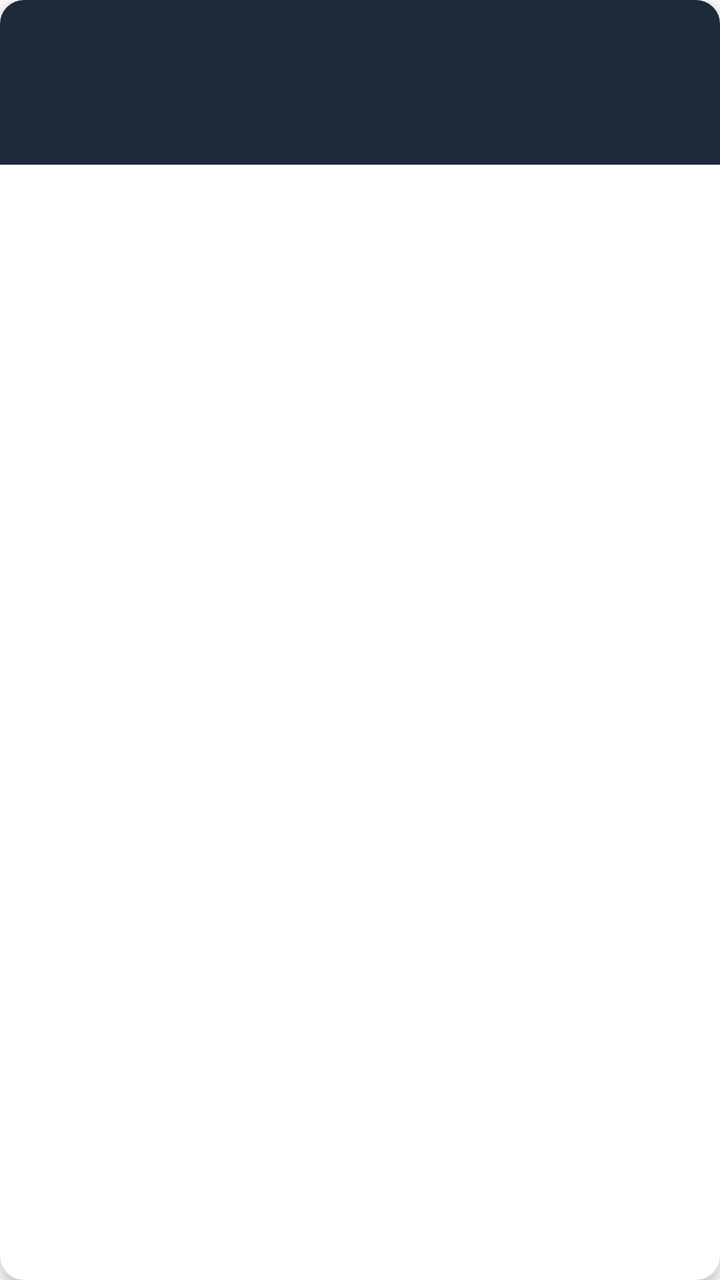
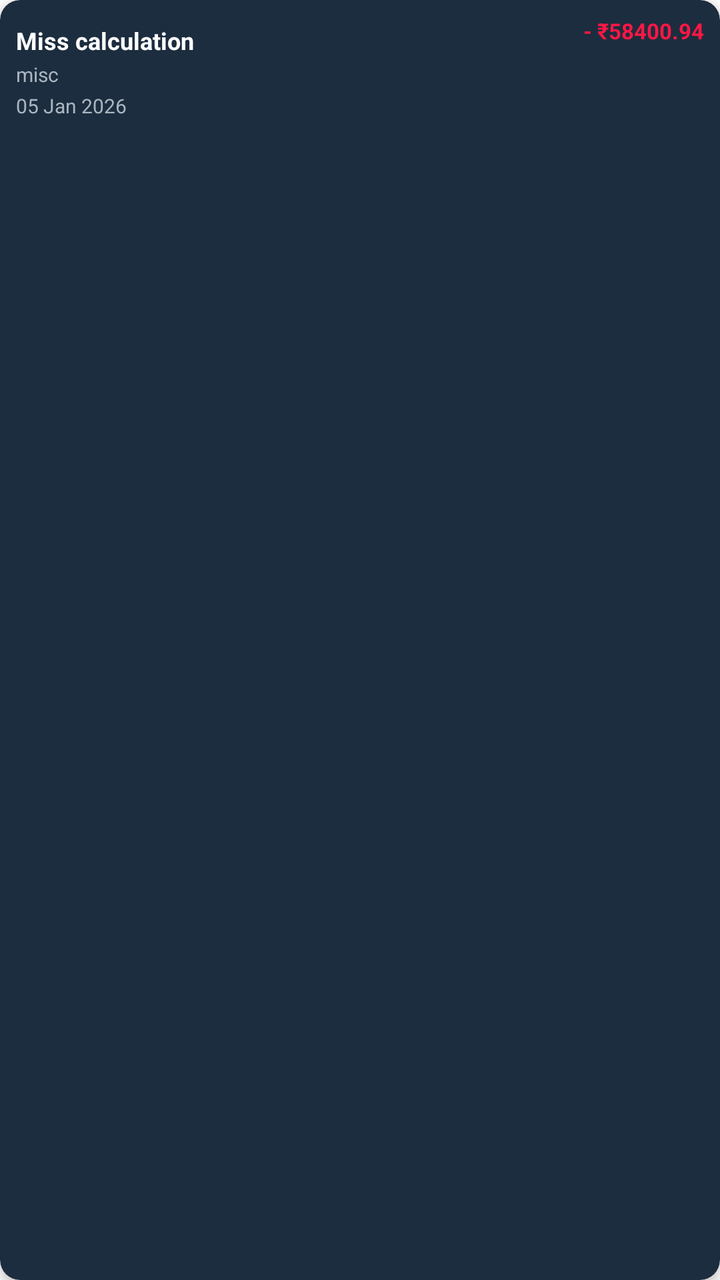

An Android layout rendered at two revisions. The XML below is the earlier revision; the diff shows what the commit changed to produce the second picture.
<!-- AndroidManifest.xml: application theme Theme.MaterialComponents.DayNight.DarkActionBar -->
<!-- res/layout/item_transaction.xml -->
<androidx.cardview.widget.CardView
    xmlns:android="http://schemas.android.com/apk/res/android"
    xmlns:card_view="http://schemas.android.com/apk/res-auto"
    android:layout_width="match_parent"
    android:layout_height="wrap_content"
    android:layout_margin="8dp"
    android:background="@color/bgEnd"
    card_view:cardCornerRadius="12dp"
    card_view:cardElevation="4dp">

    <LinearLayout
        android:padding="12dp"
        android:orientation="horizontal"
        android:background="@color/bgEnd"
        android:layout_width="match_parent"
        android:layout_height="wrap_content">

        
        <LinearLayout
            android:orientation="vertical"
            android:layout_weight="1"
            android:layout_width="0dp"
            android:layout_height="wrap_content">

            <TextView
                android:id="@+id/tvDesc"
                android:textSize="16sp"
                android:textStyle="bold"
                android:textColor="@color/white"
                android:maxLines="1"
                android:ellipsize="end"
                android:layout_width="match_parent"
                android:layout_height="wrap_content" />

            <TextView
                android:id="@+id/tvCategory"
                android:textSize="12sp"
                android:textColor="#888"
                android:layout_marginTop="2dp"
                android:layout_width="wrap_content"
                android:layout_height="wrap_content" />

            <TextView
                android:id="@+id/tvDate"
                android:textSize="12sp"
                android:textColor="#AAA"
                android:layout_marginTop="2dp"
                android:layout_width="wrap_content"
                android:layout_height="wrap_content" />
        </LinearLayout>

        
        <TextView
            android:id="@+id/tvAmount"
            android:textSize="16sp"
            android:textStyle="bold"
            android:textColor="#E53935"
            android:gravity="end"
            android:layout_width="wrap_content"
            android:layout_height="match_parent" />
    </LinearLayout>

</androidx.cardview.widget.CardView>
<!-- resources referenced by this layout -->
<resources>
  <color name="bgEnd">#1E293B</color>
  <color name="white">#FFFFFF</color>
</resources>

<!-- the commit's change to res/layout/item_transaction.xml (unified diff, before → after) -->
@@ -1,63 +1,71 @@
+<?xml version="1.0" encoding="utf-8"?>
 <androidx.cardview.widget.CardView
     xmlns:android="http://schemas.android.com/apk/res/android"
-    xmlns:card_view="http://schemas.android.com/apk/res-auto"
+    xmlns:app="http://schemas.android.com/apk/res-auto"
     android:layout_width="match_parent"
     android:layout_height="wrap_content"
-    android:layout_margin="8dp"
-    android:background="@color/bgEnd"
-    card_view:cardCornerRadius="12dp"
-    card_view:cardElevation="4dp">
+    android:layout_marginBottom="8dp"
+    app:cardBackgroundColor="#1C2D3F"
+    app:cardCornerRadius="10dp"
+    app:cardElevation="3dp">
 
     <LinearLayout
-        android:padding="12dp"
+        android:layout_width="match_parent"
+        android:layout_height="wrap_content"
+        android:minHeight="72dp"
         android:orientation="horizontal"
-        android:background="@color/bgEnd"
-        android:layout_width="match_parent"
-        android:layout_height="wrap_content">
+        android:padding="8dp">
 
-        
         <LinearLayout
-            android:orientation="vertical"
+            android:layout_width="0dp"
+            android:layout_height="wrap_content"
+            android:layout_gravity="center_vertical"
             android:layout_weight="1"
-            android:layout_width="0dp"
-            android:layout_height="wrap_content">
+            android:orientation="vertical">
 
             <TextView
-                android:id="@+id/tvDesc"
-                android:textSize="16sp"
+                android:id="@+id/txtDescription"
+                android:layout_width="match_parent"
+                android:layout_height="wrap_content"
+                android:text="Miss calculation"
+                android:textColor="#FFFFFF"
+                android:textSize="12sp"
                 android:textStyle="bold"
-                android:textColor="@color/white"
-                android:maxLines="1"
-                android:ellipsize="end"
-                android:layout_width="match_parent"
-                android:layout_height="wrap_content" />
+                android:maxLines="2"
+                android:ellipsize="end" />
 
             <TextView
-                android:id="@+id/tvCategory"
-                android:textSize="12sp"
-                android:textColor="#888"
+                android:id="@+id/txtCategory"
+                android:layout_width="match_parent"
+                android:layout_height="wrap_content"
                 android:layout_marginTop="2dp"
-                android:layout_width="wrap_content"
-                android:layout_height="wrap_content" />
+                android:text="misc"
+                android:textColor="#AAB5C0"
+                android:textSize="10sp" />
 
             <TextView
-                android:id="@+id/tvDate"
-                android:textSize="12sp"
-                android:textColor="#AAA"
+                android:id="@+id/txtDate"
+                android:layout_width="match_parent"
+                android:layout_height="wrap_content"
                 android:layout_marginTop="2dp"
-                android:layout_width="wrap_content"
-                android:layout_height="wrap_content" />
+                android:text="05 Jan 2026"
+                android:textColor="#AAB5C0"
+                android:textSize="10sp" />
+
         </LinearLayout>
 
-        
         <TextView
-            android:id="@+id/tvAmount"
-            android:textSize="16sp"
-            android:textStyle="bold"
-            android:textColor="#E53935"
+            android:id="@+id/txtAmount"
+            android:layout_width="wrap_content"
+            android:layout_height="wrap_content"
+            android:layout_gravity="top"
+            android:layout_marginStart="8dp"
             android:gravity="end"
-            android:layout_width="wrap_content"
-            android:layout_height="match_parent" />
+            android:text="- ₹58400.94"
+            android:textColor="#FF1744"
+            android:textSize="11sp"
+            android:textStyle="bold" />
+
     </LinearLayout>
 
 </androidx.cardview.widget.CardView>
<!-- resource entries referenced after the edit -->
@@ -1,6 +1,5 @@
 <!-- resources referenced by this layout -->
 <resources>
-  <color name="bgEnd">#1E293B</color>
-  <color name="white">#FFFFFF</color>
+
 </resources>
 
